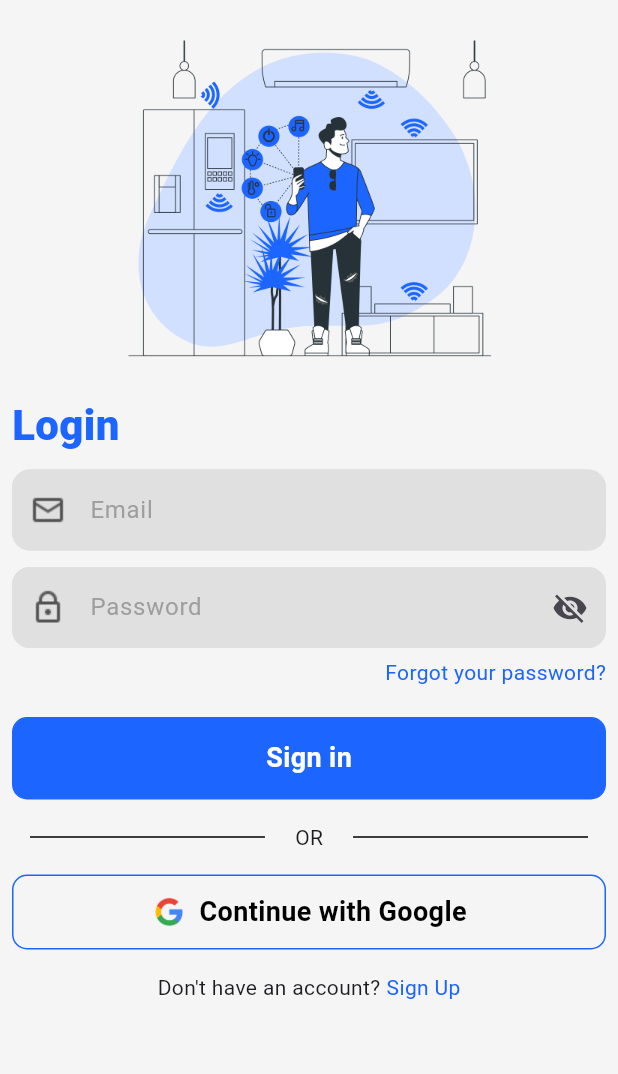
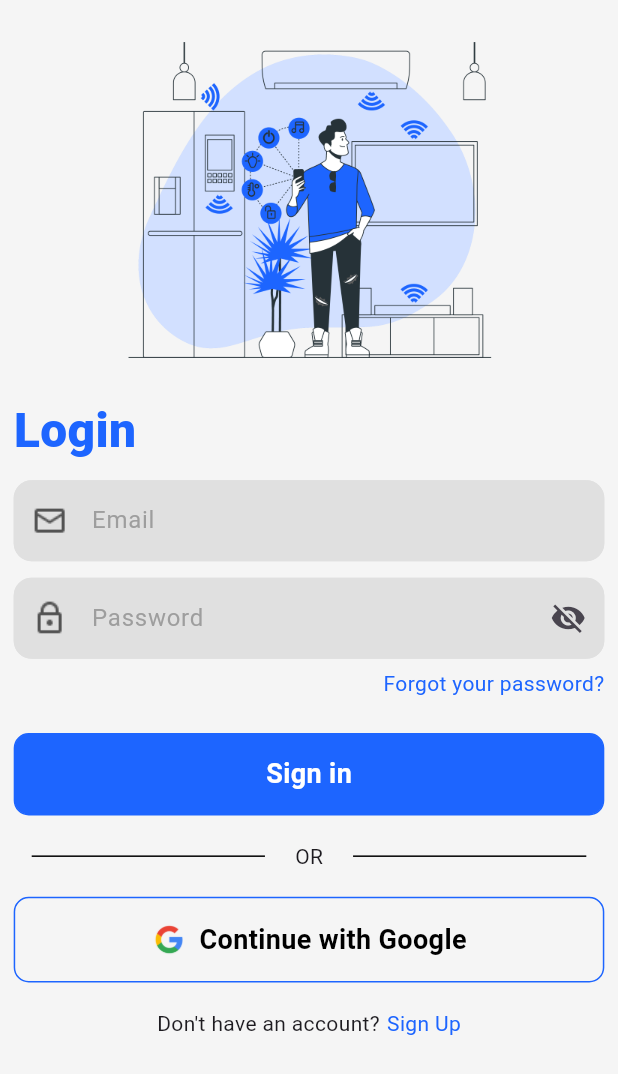
Before and after one commit to KerolosEmadAtef/grad_project, a Flutter app: the screen it shows after launch, on a phone screen of 412 x 824 dp. Shown: the top 1074 px of the screen. Run offline on Flutter 3.47's test engine with Material 3 defaults, Android fonts, the phone set to English and light mode, and no system bars; our stand-ins replace bloc, dio, flutter_bloc, flutter_screenutil, google_sign_in, shared_preferences.

```diff
--- a/lib/business_logic/cubit/auth_cubit.dart
+++ b/lib/business_logic/cubit/auth_cubit.dart
@@ -20,7 +20,10 @@ class AuthCubit extends Cubit<AuthState> {
       // final signInResponse = await apiServices.signinPostRequest(data);
       // final response = signInResponse.response;
       // final statusCode = response.statusCode;
-      final response = await apiServices.signinPostRequest(data);
+
+      final response = await apiServices.signinPostRequest(data) ?? "";
+      log('+++++++++++++++++++++++++++++++++++++++++');
+
       log('Response status code: ${response.statusCode}');
       if (response.statusCode == 200) {
         log('Sign-in successful');
--- a/lib/main.dart
+++ b/lib/main.dart
@@ -1,21 +1,19 @@
 import 'package:flutter/material.dart';
 import 'package:test1/app_router.dart';
-import 'package:test1/login_screen.dart';
-import 'package:test1/presentation/screens/signup_screen.dart';
+import 'package:test1/constants/cache_helper.dart';
 
 import 'business_logic/cubit/auth_cubit.dart';
 import 'data/web_services/auth_service.dart';
-import 'presentation/screens/forget_password_v1_screen.dart';
-import 'presentation/screens/login_screen.dart';
 import 'package:shared_preferences/shared_preferences.dart';
 import 'package:flutter_bloc/flutter_bloc.dart';
+import 'package:flutter_screenutil/flutter_screenutil.dart';
 
 void main() async {
   WidgetsFlutterBinding.ensureInitialized();
-  SharedPreferences prefs = await SharedPreferences.getInstance();
+
+  await CacheHelper.int();
   runApp(MyApp(
     appRouter: AppRouter(),
-    prefs: prefs,
   ));
 }
 
@@ -28,10 +26,15 @@ class MyApp extends StatelessWidget {
   Widget build(BuildContext context) {
     return BlocProvider(
       create: (context) => AuthCubit(apiServices: ApiServices()),
-      child: MaterialApp(
-        debugShowCheckedModeBanner: false,
-        onGenerateRoute: appRouter.generateRoute,
-        // home: ForgotPasswordV1(),
+      child: ScreenUtilInit(
+        designSize: const Size(356, 722),
+        minTextAdapt: true,
+        splitScreenMode: true,
+        child: MaterialApp(
+          debugShowCheckedModeBanner: false,
+          onGenerateRoute: appRouter.generateRoute,
+          // home: ForgotPasswordV1(),
+        ),
       ),
     );
   }
--- a/lib/presentation/screens/login_screen.dart
+++ b/lib/presentation/screens/login_screen.dart
@@ -2,6 +2,7 @@ import 'package:flutter/cupertino.dart';
 import 'package:flutter/material.dart';
 import 'package:flutter/widgets.dart';
 import 'package:flutter_bloc/flutter_bloc.dart';
+import 'package:flutter_screenutil/flutter_screenutil.dart';
 import 'package:shared_preferences/shared_preferences.dart';
 import 'package:test1/app_router.dart';
 import 'package:test1/constants/colors.dart';
@@ -67,7 +68,7 @@ class LoginScreen extends StatelessWidget {
         return Scaffold(
           backgroundColor: AppColors.backgroundColor,
           body: Padding(
-            padding: const EdgeInsets.all(8.0),
+            padding: EdgeInsets.all(8.0.r),
             child: SingleChildScrollView(
               child: Center(
                 child: Column(
@@ -81,13 +82,13 @@ class LoginScreen extends StatelessWidget {
                     const SizedBox(
                       height: 5,
                     ),
-                    const Row(
+                    Row(
                       children: [
                         Text(
                           'Login',
                           style: TextStyle(
                               color: AppColors.highligtedTextColor,
-                              fontSize: 28,
+                              fontSize: 28.sp,
                               fontWeight: FontWeight.w900),
                         ),
                       ],
@@ -120,8 +121,8 @@ class LoginScreen extends StatelessWidget {
                       iconAssetPath: 'assets/icons/icons8-password-24.png',
                       textTypingColor: AppColors.textTypingColor,
                     ),
-                    const SizedBox(
-                      height: 5,
+                    SizedBox(
+                      height: 5.h,
                     ),
                     Row(
                       mainAxisAlignment: MainAxisAlignment.end,
@@ -142,11 +143,11 @@ class LoginScreen extends StatelessWidget {
                         ),
                       ],
                     ),
-                    const SizedBox(
-                      height: sizedBoxHeightSize,
+                    SizedBox(
+                      height: sizedBoxHeightSize.h,
                     ),
-                    const SizedBox(
-                      height: sizedBoxHeightSize,
+                    SizedBox(
+                      height: sizedBoxHeightSize.h,
                     ),
                     GestureDetector(
                       onTap: () {
@@ -171,29 +172,29 @@ class LoginScreen extends StatelessWidget {
                         key: key,
                       ),
                     ),
-                    const SizedBox(
-                      height: 15,
+                    SizedBox(
+                      height: 15.h,
                     ),
                     const OrDivider(),
-                    const SizedBox(
-                      height: 15,
+                    SizedBox(
+                      height: 15.h,
                     ),
                     MainAppButtons(
-                        heightSize: 50,
+                        heightSize: 50.h,
                         textColor: Colors.black,
                         buttonColor: AppColors.backgroundColor,
                         borderColor: AppColors.highligtedTextColor,
                         text: 'Continue with Google',
                         isIcon: true,
                         icon: 'assets/icons/google.png'),
-                    const SizedBox(
-                      height: 15,
+                    SizedBox(
+                      height: 15.h,
                     ),
                     Row(
                       mainAxisAlignment: MainAxisAlignment.center,
                       children: [
                         const Text("Don't have an account?"),
-                        const SizedBox(width: 4),
+                        SizedBox(width: 4.w),
                         GestureDetector(
                           onTap: () {
                             Navigator.pushNamed(context, signUpScreen);
```
Also changed, not shown: lib/constants/cache_helper.dart (added, +27 -0 lines), lib/data/web_services/auth_service.dart (+29 -7 lines), pubspec.yaml (+3 -28 lines), pubspec.lock.
